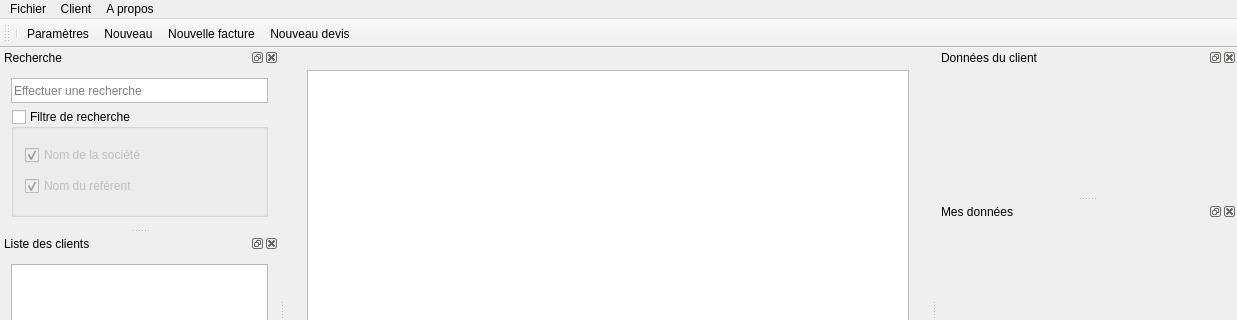
Old version of the form src/mainwindow.ui in the repository FACT-Team/FactDev; both pictures show x 0 to 1237 and y 0 to 320 of the 1237 by 591 pixel window.
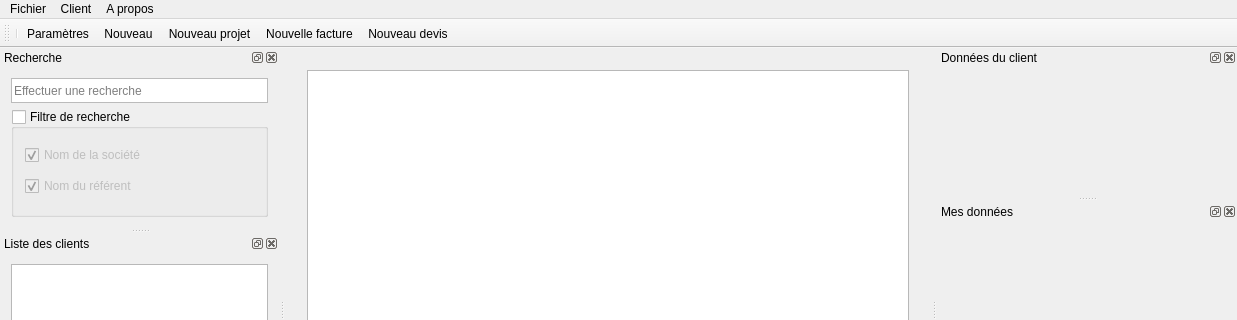
New version of the form. Icons and pictures are not drawn. Custom widgets are drawn as their Qt base class.

Commit message: Add a new project to a customer

The edit to the form file:
```diff
--- a/src/mainwindow.ui
+++ b/src/mainwindow.ui
@@ -225,6 +225,7 @@
    <addaction name="separator"/>
    <addaction name="actSettings"/>
    <addaction name="actNew"/>
+   <addaction name="actNewProject"/>
    <addaction name="actionNewBill"/>
    <addaction name="actionNewQuote"/>
   </widget>
@@ -538,6 +539,15 @@
     <string>Icons</string>
    </property>
   </action>
+  <action name="actNewProject">
+   <property name="icon">
+    <iconset resource="icons.qrc">
+     <normaloff>:/icons/img/add_project.png</normaloff>:/icons/img/add_project.png</iconset>
+   </property>
+   <property name="text">
+    <string>Nouveau projet</string>
+   </property>
+  </action>
  </widget>
  <layoutdefault spacing="6" margin="11"/>
  <customwidgets>
```
Left out of the diff: 47 changed lines with no effect on the pictures. The commit also changes 9 other files.
